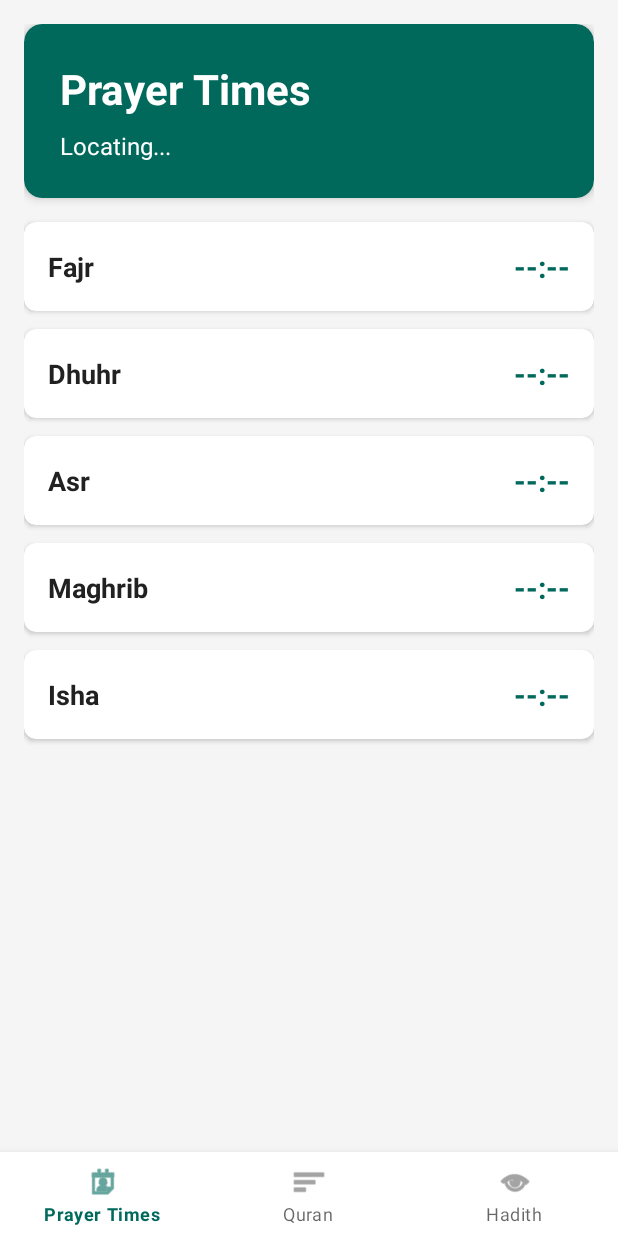
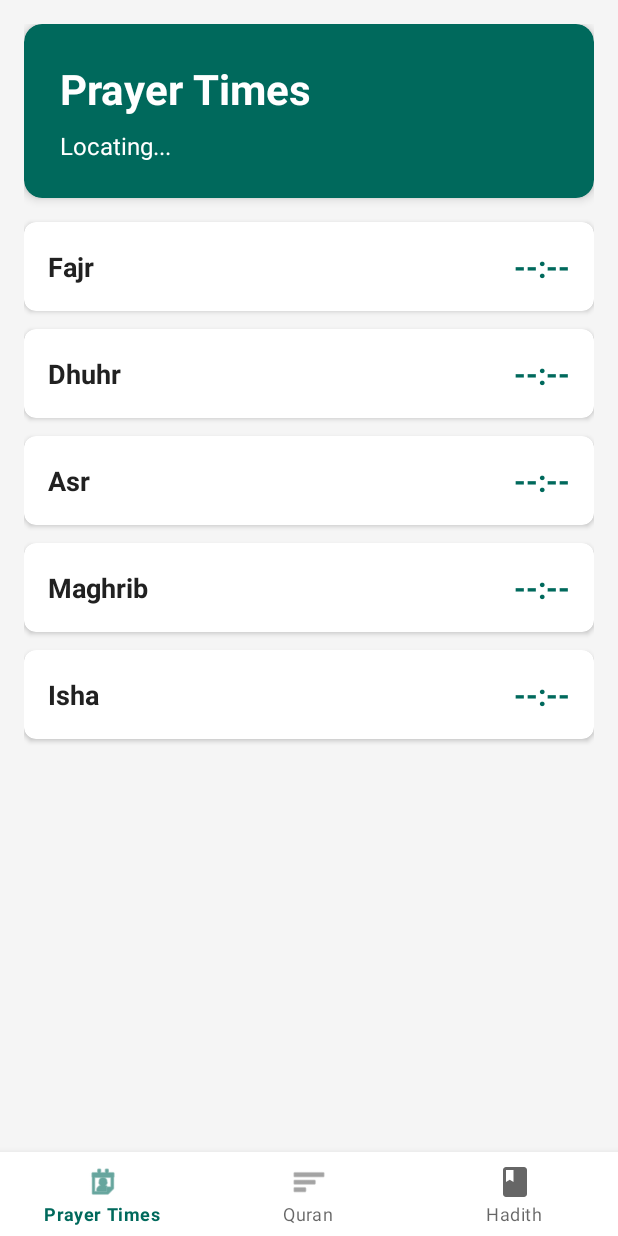
Before and after one commit to JakariaKhan-CSE/Noor-Prayer-Java-App, an Android app: the screen it shows after launch (MainActivity), on a phone screen of 412 x 824 dp. Run offline under Robolectric (Android 15) with nearby library versions, the phone set to English and light mode, and no system bars.

```diff
--- /dev/null
+++ b/app/src/main/res/drawable/ic_book.xml
@@ -0,0 +1,9 @@
+<vector xmlns:android="http://schemas.android.com/apk/res/android"
+    android:width="24dp"
+    android:height="24dp"
+    android:viewportWidth="24"
+    android:viewportHeight="24">
+    <path
+        android:fillColor="#FF000000"
+        android:pathData="M18,2H6c-1.1,0 -2,0.9 -2,2v16c0,1.1 0.9,2 2,2h12c1.1,0 2,-0.9 2,-2V4c0,-1.1 -0.9,-2 -2,-2zM6,4h5v8l-2.5,-1.5L6,12V4z"/>
+</vector>
--- a/app/src/main/res/menu/bottom_nav_menu.xml
+++ b/app/src/main/res/menu/bottom_nav_menu.xml
@@ -10,6 +10,6 @@
         android:title="Quran" />
     <item
         android:id="@+id/nav_hadith"
-        android:icon="@android:drawable/ic_menu_view"
+        android:icon="@drawable/ic_book"
         android:title="Hadith" />
 </menu>
```
Also changed, not shown: app/src/main/java/com/noor/prayer/PrayerTimesFragment.java (+17 -5 lines).
